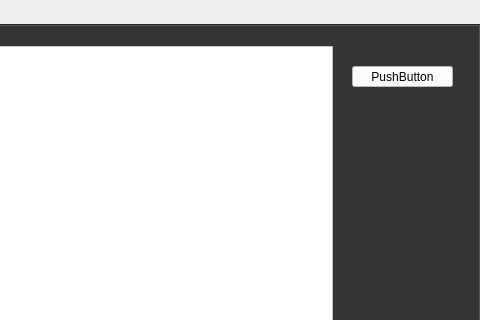
First picture: the form in untitled.ui, repository aaroncf2008/unigui, before the edit; both pictures show x 520 to 1000 and y 0 to 320 of the 1000 by 636 pixel window.
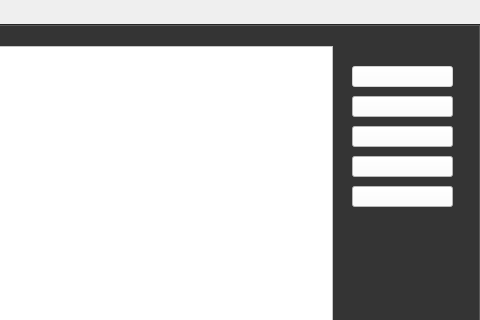
Second picture: the form after the edit.

Diff of the .ui file:
```diff
--- a/untitled.ui
+++ b/untitled.ui
@@ -17,6 +17,9 @@
    <bool>true</bool>
   </property>
   <widget class="QTabWidget" name="optionalarg">
+   <property name="enabled">
+    <bool>true</bool>
+   </property>
    <property name="geometry">
     <rect>
      <x>0</x>
@@ -112,6 +115,9 @@
      </property>
     </widget>
     <widget class="QPushButton" name="button1">
+     <property name="enabled">
+      <bool>false</bool>
+     </property>
      <property name="geometry">
       <rect>
        <x>870</x>
@@ -124,7 +130,74 @@
       <string notr="true">background-color: rgb(255, 255, 255);</string>
      </property>
      <property name="text">
-      <string>PushButton</string>
+      <string/>
+     </property>
+     <property name="checkable">
+      <bool>false</bool>
+     </property>
+    </widget>
+    <widget class="QPushButton" name="button3">
+     <property name="geometry">
+      <rect>
+       <x>870</x>
+       <y>100</y>
+       <width>101</width>
+       <height>21</height>
+      </rect>
+     </property>
+     <property name="styleSheet">
+      <string notr="true">background-color: rgb(255, 255, 255);</string>
+     </property>
+     <property name="text">
+      <string/>
+     </property>
+    </widget>
+    <widget class="QPushButton" name="button2">
+     <property name="geometry">
+      <rect>
+       <x>870</x>
+       <y>70</y>
+       <width>101</width>
+       <height>21</height>
+      </rect>
+     </property>
+     <property name="styleSheet">
+      <string notr="true">background-color: rgb(255, 255, 255);</string>
+     </property>
+     <property name="text">
+      <string/>
+     </property>
+    </widget>
+    <widget class="QPushButton" name="button4">
+     <property name="geometry">
+      <rect>
+       <x>870</x>
+       <y>130</y>
+       <width>101</width>
+       <height>21</height>
+      </rect>
+     </property>
+     <property name="styleSheet">
+      <string notr="true">background-color: rgb(255, 255, 255);</string>
+     </property>
+     <property name="text">
+      <string/>
+     </property>
+    </widget>
+    <widget class="QPushButton" name="button5">
+     <property name="geometry">
+      <rect>
+       <x>870</x>
+       <y>160</y>
+       <width>101</width>
+       <height>21</height>
+      </rect>
+     </property>
+     <property name="styleSheet">
+      <string notr="true">background-color: rgb(255, 255, 255);</string>
+     </property>
+     <property name="text">
+      <string/>
      </property>
     </widget>
    </widget>
```
